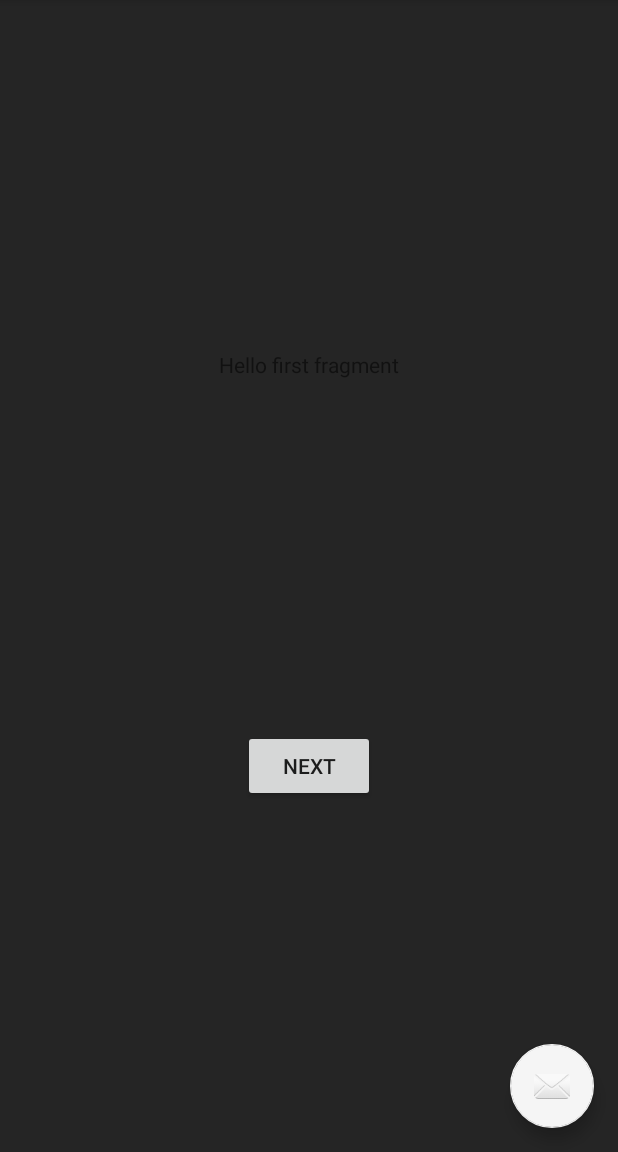
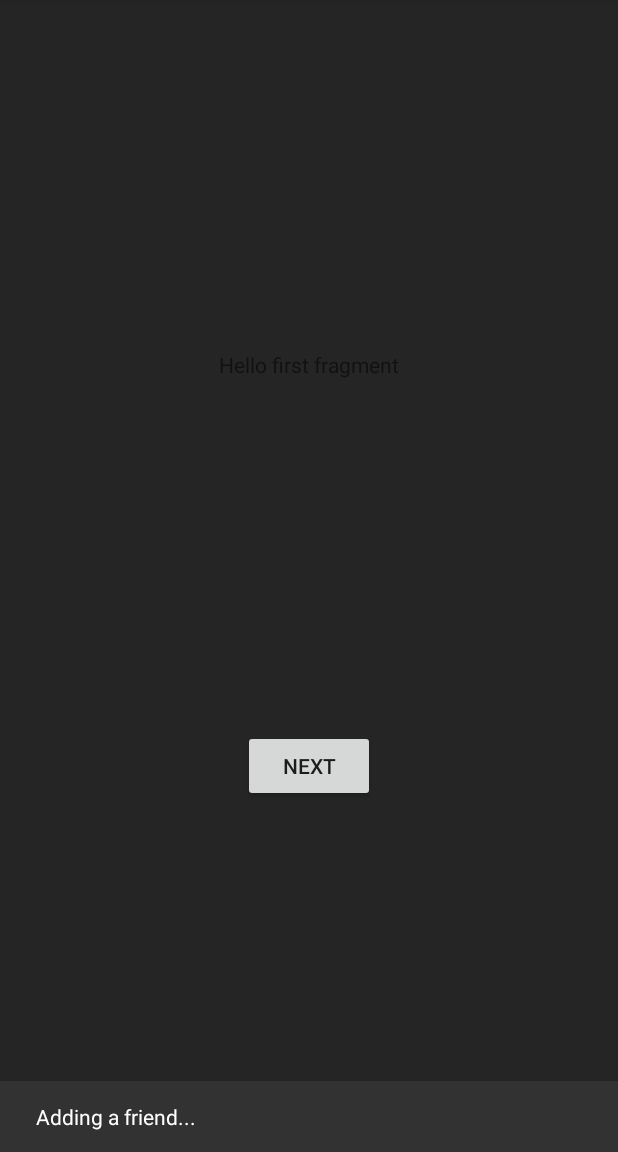
Before and after one commit to sachinreddy1/Voicebox, an Android app: the screen it shows after launch (MainActivity), in the options menu, after a tap on "Add artist", on a phone screen of 412 x 824 dp, the part 84-1236 px from its top. Run offline under Robolectric (Android 15) with nearby library versions, the phone set to English and light mode, and no system bars.

Commit message:
Moved snackbar. Removed FAB.

```diff
--- a/app/src/main/java/com/sachinreddy/feature/FirstFragment.kt
+++ b/app/src/main/java/com/sachinreddy/feature/FirstFragment.kt
@@ -6,6 +6,7 @@ import android.widget.Button
 import androidx.appcompat.app.AppCompatActivity
 import androidx.fragment.app.Fragment
 import androidx.navigation.fragment.findNavController
+import com.google.android.material.snackbar.Snackbar
 import kotlinx.android.synthetic.main.fragment_first.*
 
 /**
@@ -14,8 +15,8 @@ import kotlinx.android.synthetic.main.fragment_first.*
 class FirstFragment : Fragment() {
 
     override fun onCreateView(
-            inflater: LayoutInflater, container: ViewGroup?,
-            savedInstanceState: Bundle?
+        inflater: LayoutInflater, container: ViewGroup?,
+        savedInstanceState: Bundle?
     ): View? {
         // Inflate the layout for this fragment
         return inflater.inflate(R.layout.fragment_first, container, false)
@@ -51,8 +52,12 @@ class FirstFragment : Fragment() {
         // automatically handle clicks on the Home/Up button, so long
         // as you specify a parent activity in AndroidManifest.xml.
         when (item.itemId) {
-            R.id.action_start_collab -> println("Start collab.")
-            R.id.action_add_artist -> println("Add artist.")
+            R.id.action_start_collab ->
+                Snackbar.make(view!!, "Starting a collab...", Snackbar.LENGTH_LONG)
+                    .setAction("Action", null).show()
+            R.id.action_add_artist ->
+                Snackbar.make(view!!, "Adding a friend...", Snackbar.LENGTH_LONG)
+                    .setAction("Action", null).show()
         }
         return true
     }
--- a/app/src/main/java/com/sachinreddy/feature/MainActivity.kt
+++ b/app/src/main/java/com/sachinreddy/feature/MainActivity.kt
@@ -2,18 +2,11 @@ package com.sachinreddy.feature
 
 import android.os.Bundle
 import androidx.appcompat.app.AppCompatActivity
-import com.google.android.material.snackbar.Snackbar
-import kotlinx.android.synthetic.main.activity_main.*
 
 class MainActivity : AppCompatActivity() {
 
     override fun onCreate(savedInstanceState: Bundle?) {
         super.onCreate(savedInstanceState)
         setContentView(R.layout.activity_main)
-
-        fab.setOnClickListener { view ->
-            Snackbar.make(view, "Replace with your own action", Snackbar.LENGTH_LONG)
-                    .setAction("Action", null).show()
-        }
     }
 }
--- a/app/src/main/res/layout/activity_main.xml
+++ b/app/src/main/res/layout/activity_main.xml
@@ -1,6 +1,5 @@
 <?xml version="1.0" encoding="utf-8"?>
 <androidx.coordinatorlayout.widget.CoordinatorLayout xmlns:android="http://schemas.android.com/apk/res/android"
-    xmlns:app="http://schemas.android.com/apk/res-auto"
     xmlns:tools="http://schemas.android.com/tools"
     android:layout_width="match_parent"
     android:layout_height="match_parent"
@@ -8,12 +7,4 @@
 
     <include layout="@layout/content_main" />
 
-    <com.google.android.material.floatingactionbutton.FloatingActionButton
-        android:id="@+id/fab"
-        android:layout_width="wrap_content"
-        android:layout_height="wrap_content"
-        android:layout_gravity="bottom|end"
-        android:layout_margin="@dimen/fab_margin"
-        app:srcCompat="@android:drawable/ic_dialog_email" />
-
 </androidx.coordinatorlayout.widget.CoordinatorLayout>
```
